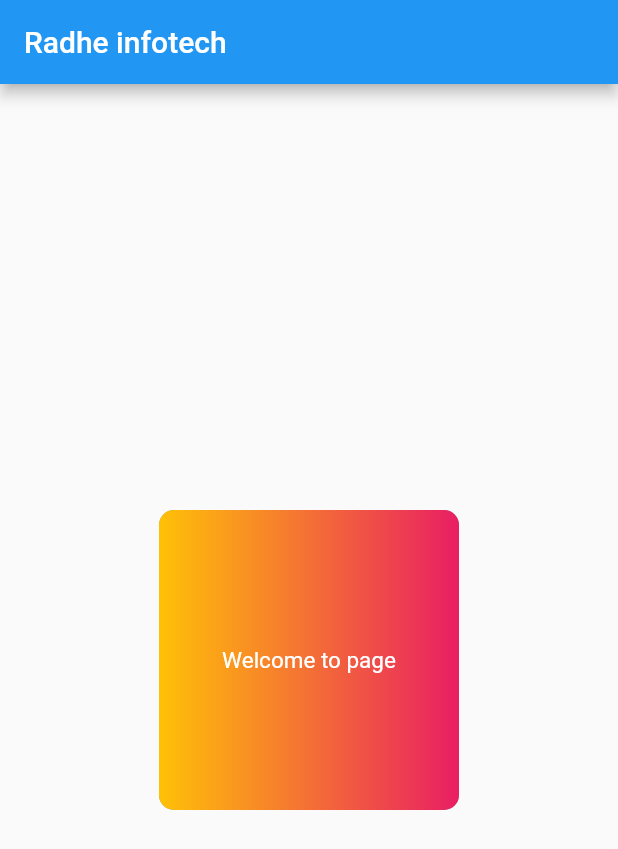
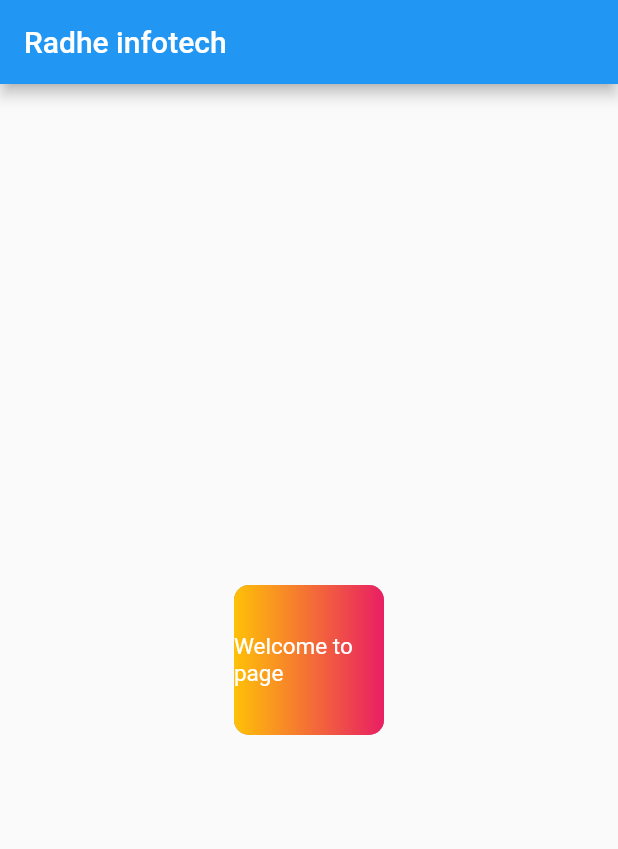
Before and after one commit to nikhil0667/flutter_application_1, a Flutter app: the screen it shows after launch, on a phone screen of 412 x 824 dp. Shown: the top 849 px of the screen. Run offline on Flutter 3.47's test engine with Material 2 defaults, Android fonts, the phone set to English and light mode, and no system bars.

Commit message:
Ch-2 Complete

```diff
--- a/lib/main.dart
+++ b/lib/main.dart
@@ -21,8 +21,8 @@ class Homepage extends StatelessWidget {
         child: Container(
           alignment: Alignment.center,
           // color: const Color.fromARGB(255, 16, 129, 182),
-          height: 200,
-          width: 200,
+          height: 100,
+          width: 100,
           decoration: BoxDecoration(
               borderRadius: BorderRadius.circular(10),
               boxShadow: [
@@ -31,8 +31,9 @@ class Homepage extends StatelessWidget {
                 )
               ],
               gradient: LinearGradient(colors: [Colors.amber, Colors.pink])),
-          child: const Text(
+          child:const Text(
             "Welcome to page",
+
             style: TextStyle(
               color: Colors.white,
               fontSize: 15,
```
